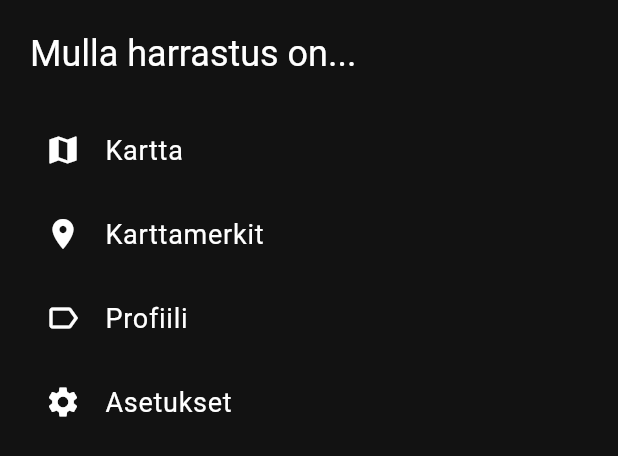
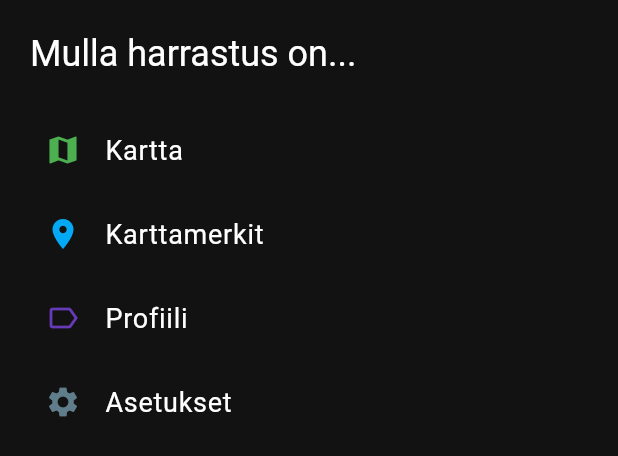
Before and after one commit to ninzqq/velpa, a Flutter app: the MainDrawer widget shown alone on an empty page, opened directly, on a phone screen of 412 x 824 dp. Shown: the top 456 px of the screen. Run offline on Flutter 3.47's test engine with Material 3 defaults, Android fonts, the phone set to English and light mode, and no system bars; our stand-ins replace cloud_firestore, firebase_auth, firebase_core, flutter_map, flutter_riverpod, google_maps_flutter and 4 more; missing offline and left inert: dart:html, flutter_map_location_marker; accounts and stored records are empty; generated files the repository leaves out were written again.

Commit message:
Add color to drawer icons

```diff
--- a/velpa/lib/widgets/drawer.dart
+++ b/velpa/lib/widgets/drawer.dart
@@ -8,7 +8,10 @@ class MainDrawer extends StatelessWidget {
     final List<Map<String, dynamic>> menuItem = [
       {
         "title": const Text("Kartta"),
-        "icon": const Icon(Icons.map),
+        "icon": const Icon(
+          Icons.map,
+          color: Colors.green,
+        ),
         "function": () => {
               Navigator.pop(context),
               Navigator.popUntil(context, (route) => route.isFirst),
@@ -17,7 +20,10 @@ class MainDrawer extends StatelessWidget {
       },
       {
         "title": const Text('Karttamerkit'),
-        'icon': const Icon(Icons.location_on),
+        'icon': const Icon(
+          Icons.location_on,
+          color: Colors.lightBlue,
+        ),
         'function': () => {
               Navigator.pop(context),
               Navigator.pushNamed(context, '/markers'),
@@ -26,7 +32,10 @@ class MainDrawer extends StatelessWidget {
       },
       {
         "title": const Text('Profiili'),
-        'icon': const Icon(Icons.label_outlined),
+        'icon': const Icon(
+          Icons.label_outlined,
+          color: Colors.deepPurple,
+        ),
         'function': () => {
               Navigator.pop(context),
               Navigator.pushNamed(context, '/profile'),
@@ -35,7 +44,7 @@ class MainDrawer extends StatelessWidget {
       },
       {
         "title": const Text("Asetukset"),
-        "icon": const Icon(Icons.settings),
+        "icon": const Icon(Icons.settings, color: Colors.blueGrey),
         "function": () => {
               Navigator.pop(context),
               Navigator.pushNamed(context, "/settings"),
```
